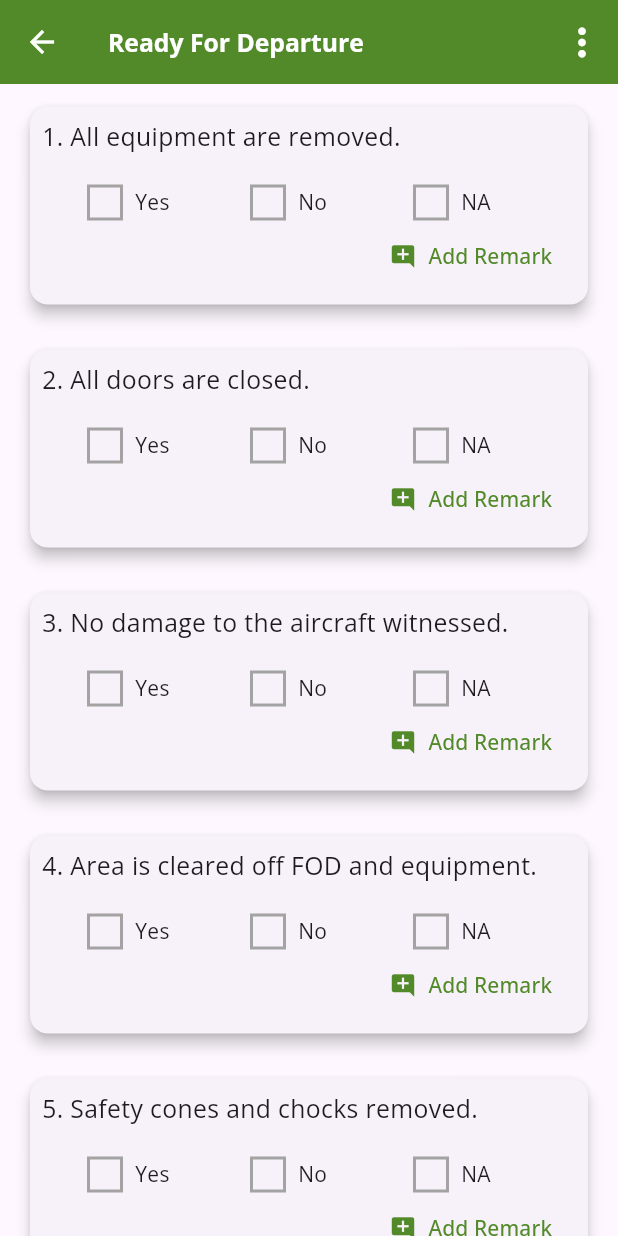
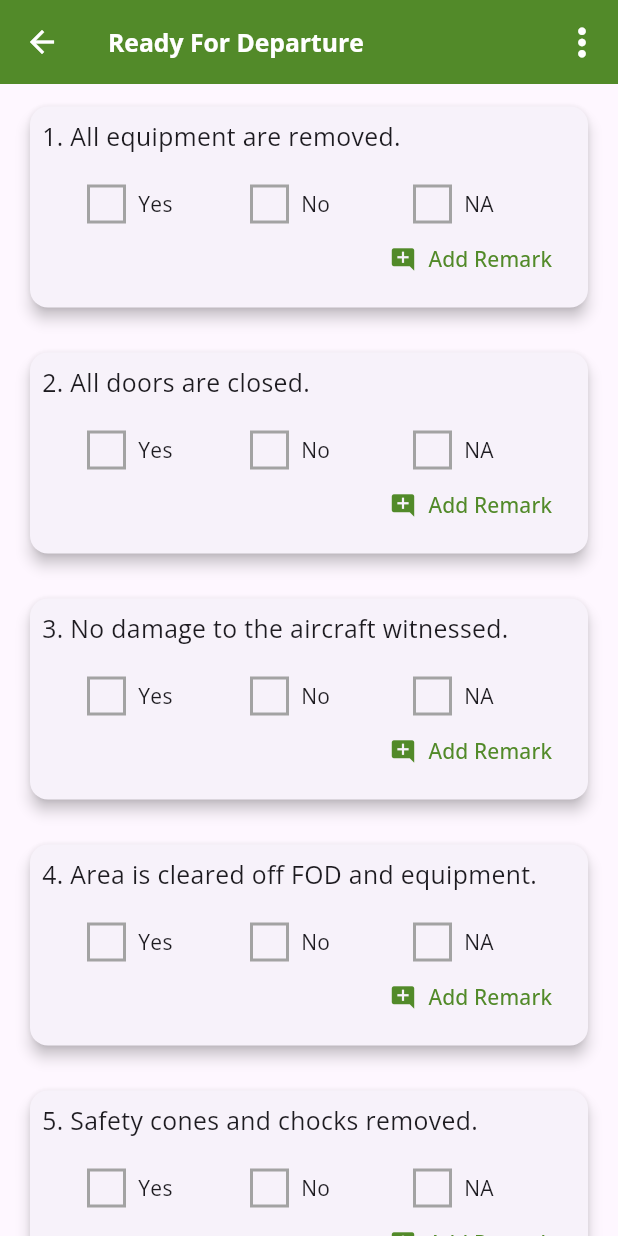
Before and after one commit to samitcruz/checklist_app, a Flutter app: the ReadyForDeparture screen opened directly with empty values, on a phone screen of 412 x 824 dp. Run offline on Flutter 3.47's test engine with Material 3 defaults, Android fonts, the phone set to English and light mode, and no system bars; our stand-ins replace get, google_fonts, image_picker; network calls fail.

Commit message:
Alot of Updates

```diff
--- a/lib/Controllers/checklist_controller.dart
+++ b/lib/Controllers/checklist_controller.dart
@@ -45,7 +45,7 @@ class ChecklistController extends GetxController {
           no: item.no,
           na: item.na,
           remarkText: item.remarkText,
-          remarkImagePath: item.remarkImagePath,
+          remarkImagePath: item.remarkImage,
         );
 
         await apiService.createChecklistItem(createDto);
--- a/lib/Services/api_service.dart
+++ b/lib/Services/api_service.dart
@@ -7,7 +7,7 @@ import 'package:safety_check/models/checklist_item.dart';
 import 'package:safety_check/models/checklist_item_dto.dart';
 
 class ApiService {
-  static const String _baseUrl = 'https://172.20.45.87:7236/api';
+  static const String _baseUrl = 'https://172.20.45.112:7236/api';
 
   Future<List<Checklist>> getChecklists() async {
     final response = await http.get(Uri.parse('$_baseUrl/Checklist'));
--- a/lib/custom/custom_checkbox.dart
+++ b/lib/custom/custom_checkbox.dart
@@ -43,12 +43,12 @@ class CustomCheckbox extends StatelessWidget {
             ),
             child: value
                 ? isNoCheckbox
-                    ? Icon(Icons.close, size: 20.0, color: Colors.red)
+                    ? Icon(Icons.close, size: 22.0, color: Colors.red)
                     : isNaCheckbox
                         ? Icon(Icons.remove,
-                            size: 20.0, color: Color.fromARGB(255, 77, 77, 77))
-                        : Icon(Icons.check, size: 20.0, color: Colors.green)
-                : SizedBox(width: 20.0, height: 20.0),
+                            size: 22.0, color: Color.fromARGB(255, 77, 77, 77))
+                        : Icon(Icons.check, size: 22.0, color: Colors.green)
+                : SizedBox(width: 22.0, height: 22.0),
           ),
         ),
         SizedBox(width: 8.0),
--- a/lib/models/checklist_item.dart
+++ b/lib/models/checklist_item.dart
@@ -9,7 +9,7 @@ class ChecklistItem {
   bool no;
   bool na;
   String? remarkText;
-  String? remarkImagePath;
+  String? remarkImage;
 
   ChecklistItem({
     this.id,
@@ -19,7 +19,7 @@ class ChecklistItem {
     required this.no,
     required this.na,
     this.remarkText,
-    this.remarkImagePath,
+    this.remarkImage,
   });
 
   factory ChecklistItem.fromJson(Map<String, dynamic> json) {
@@ -30,7 +30,7 @@ class ChecklistItem {
       no: json['no'],
       na: json['na'],
       remarkText: json['remarkText'],
-      remarkImagePath: json['remarkImagePath'],
+      remarkImage: json['remarkImage'],
     );
   }
 
@@ -43,7 +43,7 @@ class ChecklistItem {
       'no': no,
       'na': na,
       'remarkText': remarkText,
-      'remarkImagePath': remarkImagePath,
+      'remarkImagePath': remarkImage,
     };
   }
 
@@ -55,7 +55,7 @@ class ChecklistItem {
       no: no,
       na: na,
       remarkText: remarkText,
-      remarkImagePath: remarkImagePath,
+      remarkImagePath: remarkImage,
     );
   }
 }
--- a/lib/pages/ready_for_departure.dart
+++ b/lib/pages/ready_for_departure.dart
@@ -98,7 +98,7 @@ class _ReadyForDepartureState extends State<ReadyForDeparture> {
     TextEditingController remarkController = TextEditingController(
       text: items[index].remarkText ?? '',
     );
-    String? imagePath = items[index].remarkImagePath;
+    String? imagePath = items[index].remarkImage;
     String? imageName =
         imagePath != null ? File(imagePath).uri.pathSegments.last : null;
 
@@ -163,7 +163,7 @@ class _ReadyForDepartureState extends State<ReadyForDeparture> {
                     setState(() {
                       imagePath = pickedFile.path;
                       imageName = pickedFile.name;
-                      items[index].remarkImagePath = imagePath;
+                      items[index].remarkImage = imagePath;
                     });
                   }
                 },
@@ -218,7 +218,15 @@ class _ReadyForDepartureState extends State<ReadyForDeparture> {
     );
   }
 
+  bool _isSubmitting = false;
+
   void _saveChecklist() async {
+    if (_isSubmitting) return;
+s
+    setState(() {
+      _isSubmitting = true;
+    });
+
     bool isComplete = true;
 
     for (var item in controller.preflightArrivalsItems) {
@@ -253,10 +261,17 @@ class _ReadyForDepartureState extends State<ReadyForDeparture> {
         backgroundColor: Colors.red,
         colorText: Colors.white,
       );
+      setState(() {
+        _isSubmitting = false;
+      });
       return;
     }
 
     await controller.saveChecklistItems();
+
+    setState(() {
+      _isSubmitting = false;
+    });
 
     Get.to(() => MainPage());
   }
@@ -314,15 +329,20 @@ class _ReadyForDepartureState extends State<ReadyForDeparture> {
             return Padding(
               padding: const EdgeInsets.all(16.0),
               child: ElevatedButton(
-                onPressed: _saveChecklist,
+                onPressed: _isSubmitting ? null : _saveChecklist,
                 style: ElevatedButton.styleFrom(
                   foregroundColor: Colors.white,
                   backgroundColor: const Color.fromARGB(255, 82, 138, 41),
                 ),
-                child: Text(
-                  'Submit Checklist',
-                  style: GoogleFonts.openSans(),
-                ),
+                child: _isSubmitting
+                    ? CircularProgressIndicator(
+                        valueColor: AlwaysStoppedAnimation<Color>(
+                            Color.fromARGB(255, 82, 138, 41)),
+                      )
+                    : Text(
+                        'Submit Checklist',
+                        style: GoogleFonts.openSans(),
+                      ),
               ),
             );
           }
@@ -417,11 +437,11 @@ class _ReadyForDepartureState extends State<ReadyForDeparture> {
                               fontWeight: FontWeight.w600),
                         ),
                       ),
-                    if (item.remarkImagePath != null)
+                    if (item.remarkImage != null)
                       Padding(
                         padding: const EdgeInsets.only(left: 8.0),
                         child: Image.file(
-                          File(item.remarkImagePath!),
+                          File(item.remarkImage!),
                           height: 100,
                           width: 100,
                           fit: BoxFit.cover,
```
Also changed, not shown: lib/pages/aircraft_fueling.dart (+4 -4 lines), lib/pages/checklist_popup.dart (+29 -31 lines), lib/pages/main_page.dart (+23 -4 lines), lib/pages/on_arrival_checks.dart (+4 -4 lines), lib/pages/preflight_arrivals.dart (+4 -4 lines), 1 other file.
